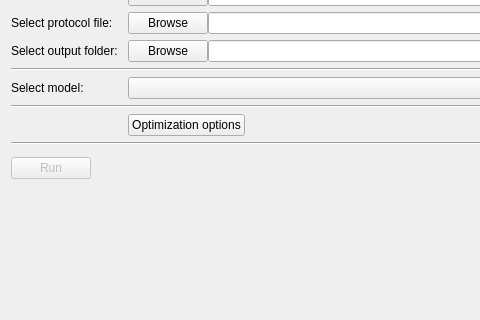
robbert-harms/MDT, file mdt/data/qt_designs/model_fit/fit_model_tab.ui: the form before one commit; both pictures show x 0 to 480 and y 107 to 427 of the 1047 by 427 pixel window.
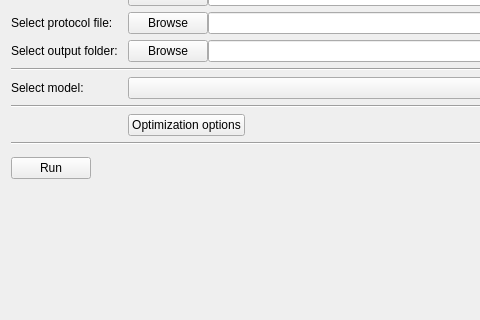
The form after the commit.

Commit message: Updates to the GUI, try to get it to run with the bug report from Julich

```diff
--- a/mdt/data/qt_designs/model_fit/fit_model_tab.ui
+++ b/mdt/data/qt_designs/model_fit/fit_model_tab.ui
@@ -333,7 +333,7 @@
      <item>
       <widget class="QPushButton" name="runButton">
        <property name="enabled">
-        <bool>false</bool>
+        <bool>true</bool>
        </property>
        <property name="text">
         <string>Run</string>
```
The commit also changes 7 other files.
